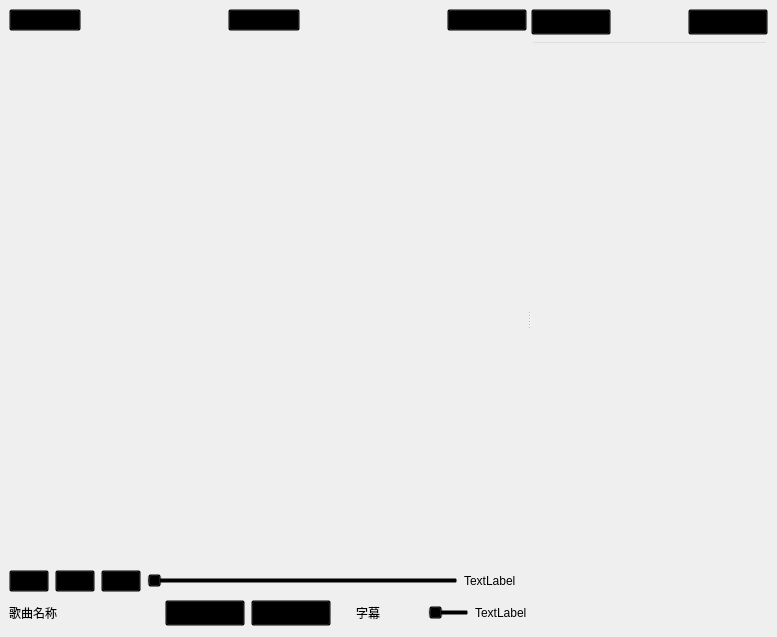
This is mainwindow.ui in Westle2/UOS-Qt4.8.1-Cpp-MediaPlayer as Qt 5 draws it before an edit. The edited form follows.
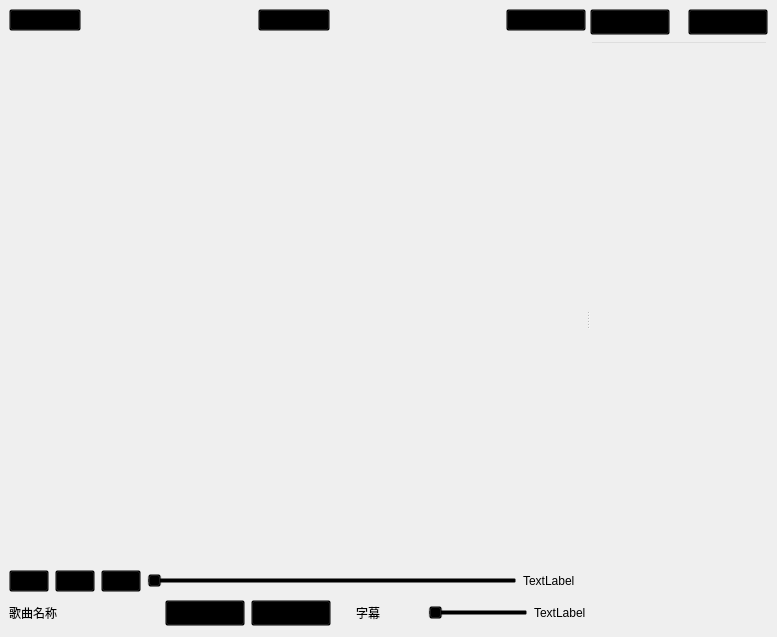
This is the edited form. Icons and pictures are not drawn.

```diff
--- a/mainwindow.ui
+++ b/mainwindow.ui
@@ -394,6 +394,12 @@
           </item>
           <item>
            <widget class="QSlider" name="horizontalSlider">
+            <property name="minimumSize">
+             <size>
+              <width>100</width>
+              <height>0</height>
+             </size>
+            </property>
             <property name="maximum">
              <number>100</number>
             </property>
```
